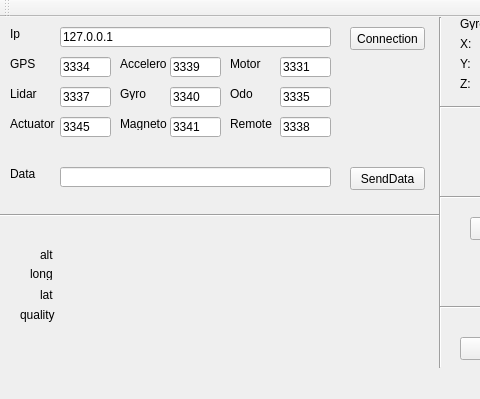
The window that DataTeamInterface/mainwindow.ui (Aranud/Projet_Indu3A) describes before a commit, drawn with Qt 5; both pictures show x 0 to 480 and y 0 to 399 of the 735 by 399 pixel window.
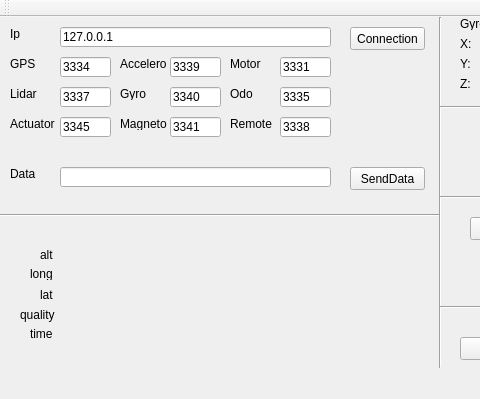
The same window after the commit.

The edit to the form file:
```diff
--- a/DataTeamInterface/mainwindow.ui
+++ b/DataTeamInterface/mainwindow.ui
@@ -921,6 +921,32 @@
      <string>Unused</string>
     </property>
    </widget>
+   <widget class="QLabel" name="label_24">
+    <property name="geometry">
+     <rect>
+      <x>30</x>
+      <y>310</y>
+      <width>47</width>
+      <height>13</height>
+     </rect>
+    </property>
+    <property name="text">
+     <string>time</string>
+    </property>
+   </widget>
+   <widget class="QLabel" name="timeResult">
+    <property name="geometry">
+     <rect>
+      <x>80</x>
+      <y>310</y>
+      <width>47</width>
+      <height>13</height>
+     </rect>
+    </property>
+    <property name="text">
+     <string/>
+    </property>
+   </widget>
    <zorder>line_7</zorder>
    <zorder>line_5</zorder>
    <zorder>line_4</zorder>
```
Left out of the diff: 2 changed lines with no effect on the pictures.
